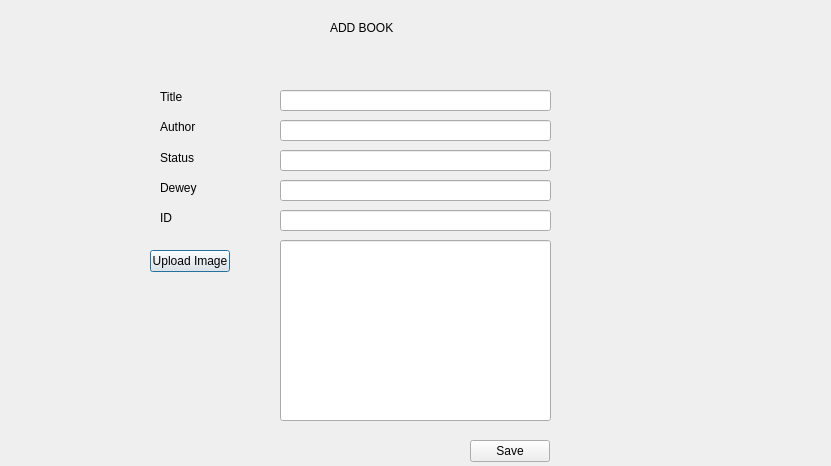
Before: the Qt Designer form library2/addbook.ui in 270122090/the-LIBRARY, drawn with Qt 5.
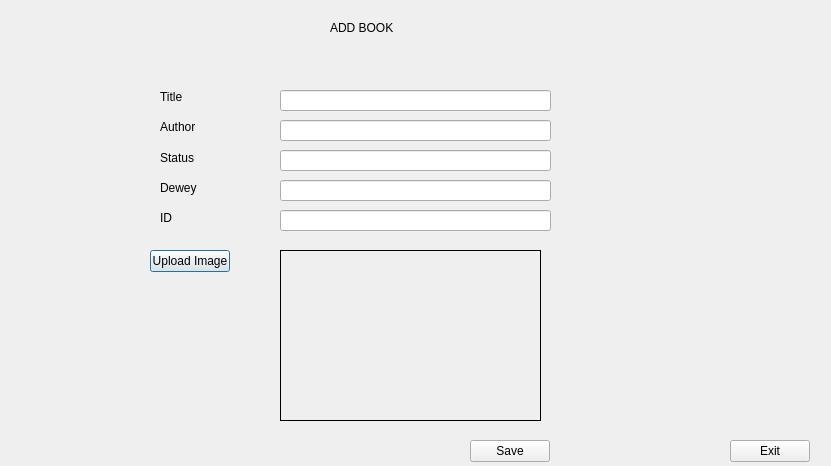
After: the same form once the commit is applied.

```diff
--- a/library2/addbook.ui
+++ b/library2/addbook.ui
@@ -95,16 +95,6 @@
     <string>ADD BOOK</string>
    </property>
   </widget>
-  <widget class="QLineEdit" name="lineEdit_6">
-   <property name="geometry">
-    <rect>
-     <x>280</x>
-     <y>240</y>
-     <width>271</width>
-     <height>181</height>
-    </rect>
-   </property>
-  </widget>
   <widget class="QLabel" name="label">
    <property name="geometry">
     <rect>
@@ -177,6 +167,35 @@
     </rect>
    </property>
   </widget>
+  <widget class="QPushButton" name="btnexitaddbook">
+   <property name="geometry">
+    <rect>
+     <x>730</x>
+     <y>440</y>
+     <width>80</width>
+     <height>22</height>
+    </rect>
+   </property>
+   <property name="text">
+    <string>Exit</string>
+   </property>
+  </widget>
+  <widget class="QLabel" name="addbookimagebox">
+   <property name="geometry">
+    <rect>
+     <x>280</x>
+     <y>250</y>
+     <width>261</width>
+     <height>171</height>
+    </rect>
+   </property>
+   <property name="frameShape">
+    <enum>QFrame::Box</enum>
+   </property>
+   <property name="text">
+    <string/>
+   </property>
+  </widget>
  </widget>
  <resources/>
  <connections/>
```
Left out of the diff: 14 changed lines with no effect on the pictures.
